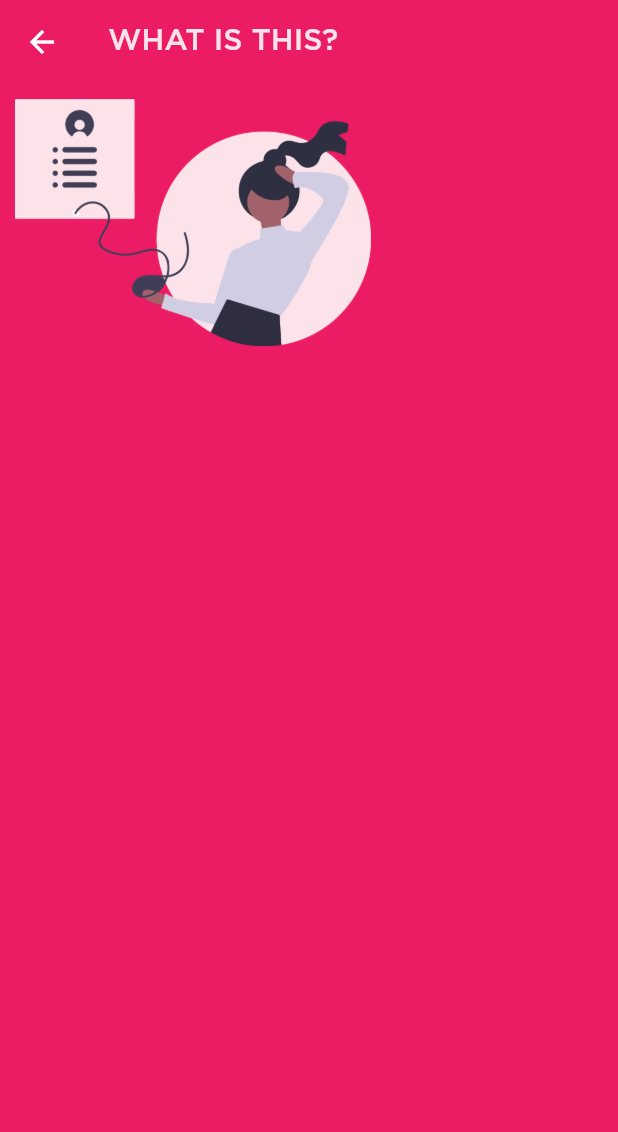
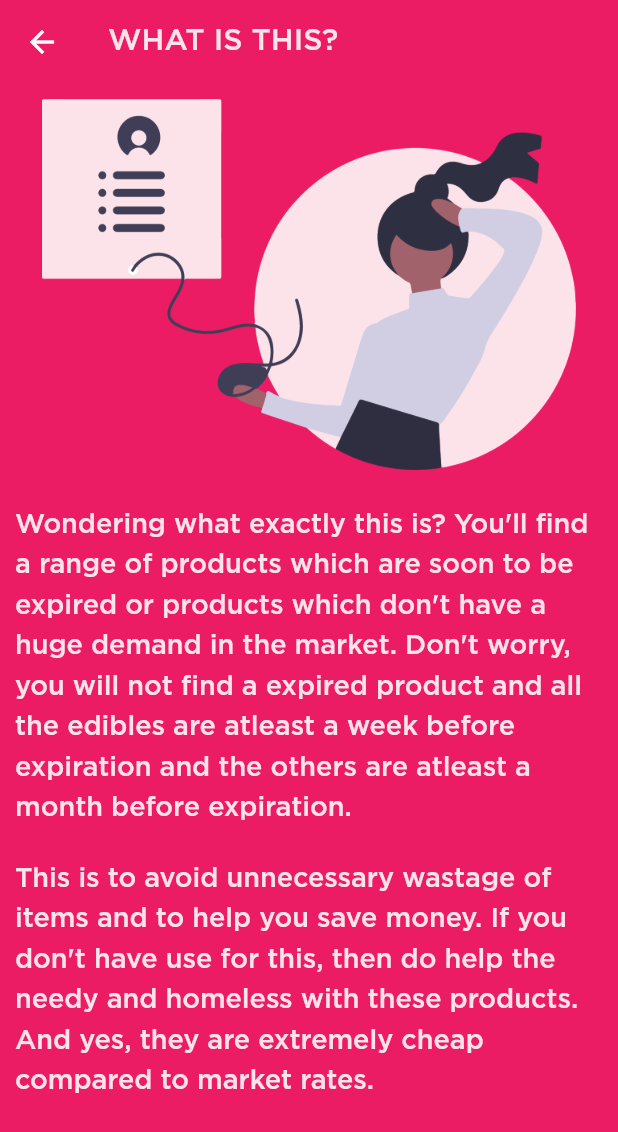
Before and after one commit to ameysunu/hacktheplanet, a Flutter app: the Info screen opened directly, on a phone screen of 412 x 824 dp. Shown: the top 1132 px of the screen. Run offline on Flutter 3.47's test engine with Material 2 defaults, Android fonts, the phone set to English and light mode, and no system bars; our stand-ins replace cloud_firestore, firebase_auth, firebase_core, google_maps_flutter, google_sign_in, hexcolor and 1 more; missing offline and left inert: new_relic_plugin; accounts and stored records are empty.

Commit message:
info added

```diff
--- a/lib/pages/info.dart
+++ b/lib/pages/info.dart
@@ -19,17 +19,42 @@ class _InfoState extends State<Info> {
           style: TextStyle(fontFamily: 'Gotham', color: HexColor('#FFE3EA')),
         ),
       ),
-      body: Column(
+      body: SingleChildScrollView(
+        child: Column(
+          crossAxisAlignment: CrossAxisAlignment.center,
           children: [
             Padding(
               padding: const EdgeInsets.all(10.0),
               child: Container(
-              height: MediaQuery.of(context).size.height * 0.2,
+                height: MediaQuery.of(context).size.height * 0.3,
                 child: Image.asset('images/info.png'),
+              ),
+            ),
+            Padding(
+              padding: const EdgeInsets.all(10.0),
+              child: Text(
+                "Wondering what exactly this is? You'll find a range of products which are soon to be expired or products which don't have a huge demand in the market. Don't worry, you will not find a expired product and all the edibles are atleast a week before expiration and the others are atleast a month before expiration.",
+                style: TextStyle(
+                    fontFamily: 'Gotham',
+                    fontSize: 18,
+                    height: 1.5,
+                    color: HexColor('#FFE3EA')),
+              ),
+            ),
+            Padding(
+              padding: const EdgeInsets.all(10.0),
+              child: Text(
+                "This is to avoid unnecessary wastage of items and to help you save money. If you don't have use for this, then do help the needy and homeless with these products. And yes, they are extremely cheap compared to market rates.",
+                style: TextStyle(
+                    fontFamily: 'Gotham',
+                    fontSize: 18,
+                    height: 1.5,
+                    color: HexColor('#FFE3EA')),
               ),
             ),
           ],
         ),
+      ),
     );
   }
 }
```
Lines whose indentation alone changed are shown as unchanged.
